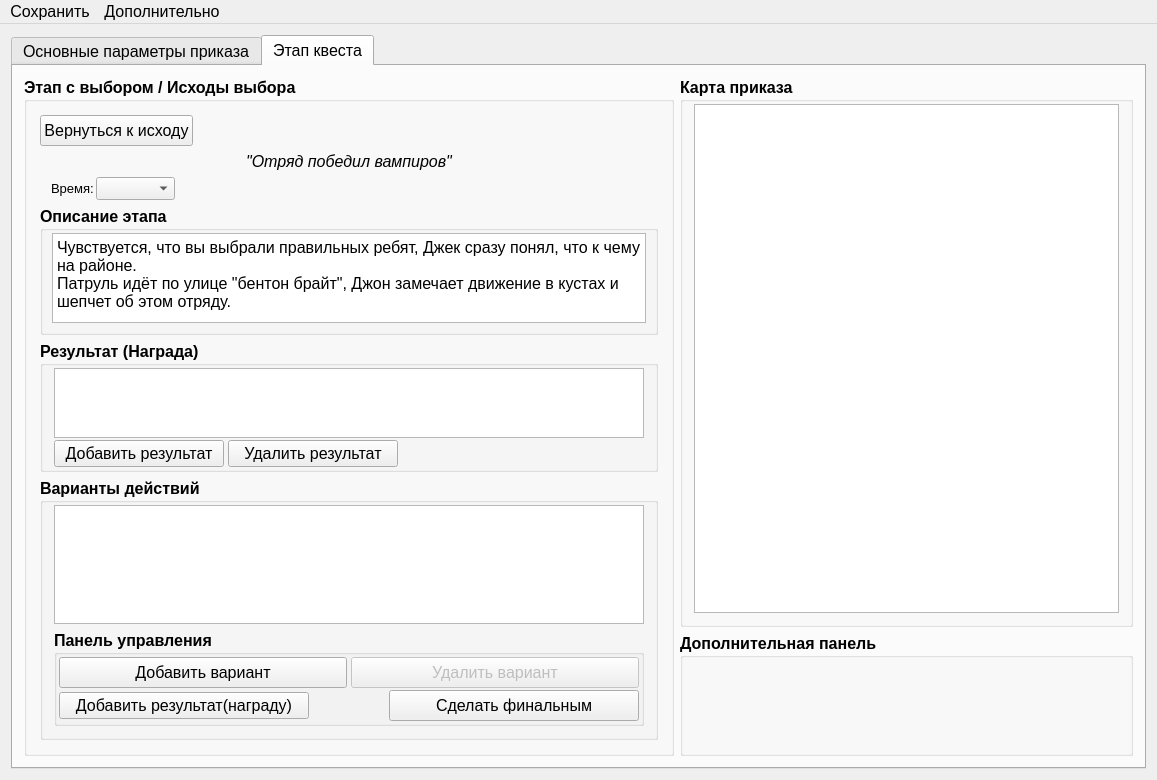
YakSid/PDNK2, file mainwindow.ui: the form before one commit.
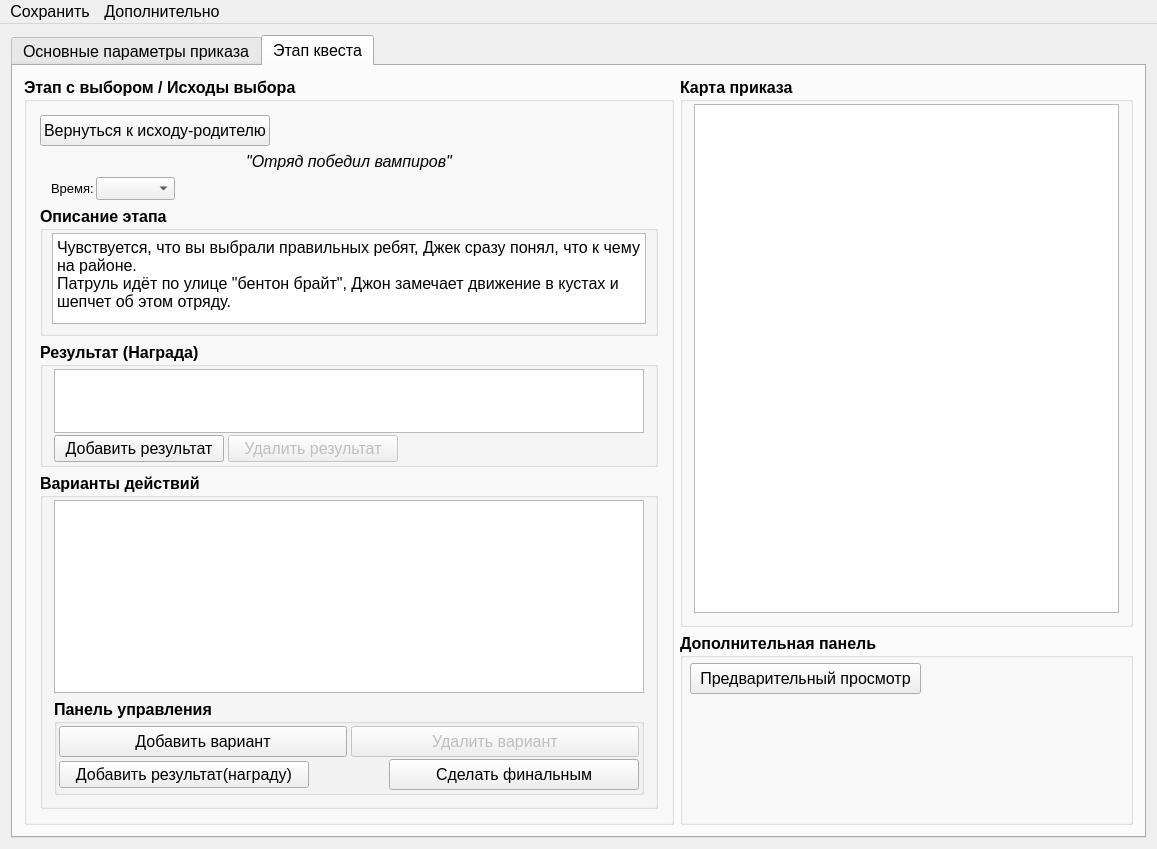
The form after the commit. The open tabs and pages were chosen to show the change.

```diff
--- a/mainwindow.ui
+++ b/mainwindow.ui
@@ -1193,7 +1193,7 @@
                     </font>
                    </property>
                    <property name="text">
-                    <string>Вернуться к исходу</string>
+                    <string>Вернуться к исходу-родителю</string>
                    </property>
                   </widget>
                  </item>
@@ -1339,7 +1339,7 @@
                <item>
                 <widget class="QGroupBox" name="grp_stageReward">
                  <property name="sizePolicy">
-                  <sizepolicy hsizetype="Preferred" vsizetype="Preferred">
+                  <sizepolicy hsizetype="Preferred" vsizetype="Fixed">
                    <horstretch>0</horstretch>
                    <verstretch>0</verstretch>
                   </sizepolicy>
@@ -1350,6 +1350,12 @@
                    <height>0</height>
                   </size>
                  </property>
+                 <property name="maximumSize">
+                  <size>
+                   <width>16777215</width>
+                   <height>125</height>
+                  </size>
+                 </property>
                  <property name="title">
                   <string>Результат (Награда)</string>
                  </property>
@@ -1374,7 +1380,7 @@
                     <property name="maximumSize">
                      <size>
                       <width>16777215</width>
-                      <height>100</height>
+                      <height>16777215</height>
                      </size>
                     </property>
                     <property name="font">
@@ -1387,6 +1393,9 @@
                     <property name="verticalScrollMode">
                      <enum>QAbstractItemView::ScrollPerPixel</enum>
                     </property>
+                    <property name="spacing">
+                     <number>2</number>
+                    </property>
                    </widget>
                   </item>
                   <item>
@@ -1414,7 +1423,10 @@
                      </widget>
                     </item>
                     <item>
-                     <widget class="QPushButton" name="pushButton_2">
+                     <widget class="QPushButton" name="pb_deleteReward">
+                      <property name="enabled">
+                       <bool>false</bool>
+                      </property>
                       <property name="minimumSize">
                        <size>
                         <width>170</width>
@@ -1453,7 +1465,7 @@
                <item>
                 <widget class="QGroupBox" name="groupVariants">
                  <property name="sizePolicy">
-                  <sizepolicy hsizetype="Expanding" vsizetype="Expanding">
+                  <sizepolicy hsizetype="Minimum" vsizetype="Minimum">
                    <horstretch>0</horstretch>
                    <verstretch>0</verstretch>
                   </sizepolicy>
@@ -1483,10 +1495,19 @@
                     <property name="verticalScrollMode">
                      <enum>QAbstractItemView::ScrollPerPixel</enum>
                     </property>
+                    <property name="spacing">
+                     <number>2</number>
+                    </property>
                    </widget>
                   </item>
                   <item>
                    <widget class="QGroupBox" name="groupBox_11">
+                    <property name="sizePolicy">
+                     <sizepolicy hsizetype="Minimum" vsizetype="Minimum">
+                      <horstretch>0</horstretch>
+                      <verstretch>0</verstretch>
+                     </sizepolicy>
+                    </property>
                     <property name="title">
                      <string>Панель управления</string>
                     </property>
@@ -1826,6 +1847,25 @@
           <property name="title">
            <string>Дополнительная панель</string>
           </property>
+          <widget class="QPushButton" name="pushButton_3">
+           <property name="geometry">
+            <rect>
+             <x>10</x>
+             <y>30</y>
+             <width>231</width>
+             <height>31</height>
+            </rect>
+           </property>
+           <property name="font">
+            <font>
+             <weight>50</weight>
+             <bold>false</bold>
+            </font>
+           </property>
+           <property name="text">
+            <string>Предварительный просмотр</string>
+           </property>
+          </widget>
          </widget>
         </item>
        </layout>
```
Left out of the diff: 14 changed lines with no effect on the pictures.
